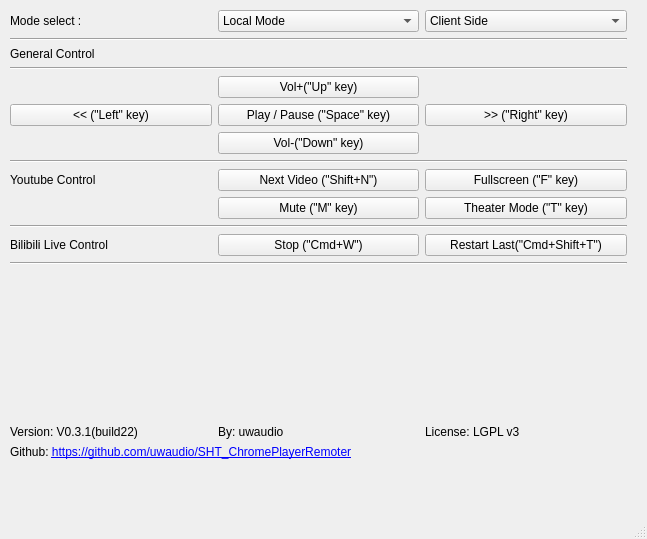
uwaudio/SHT_ChromePlayerRemoter, file mainwindow.ui: the form before one commit.
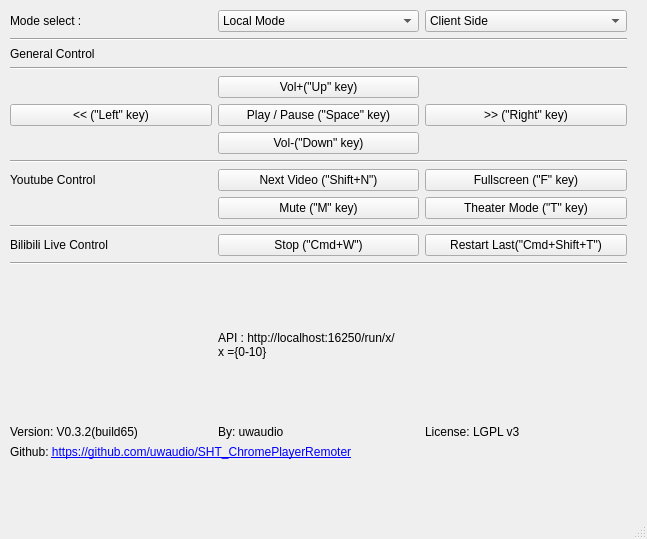
The form after the commit.

```diff
--- a/mainwindow.ui
+++ b/mainwindow.ui
@@ -166,7 +166,7 @@
      <item row="15" column="1">
       <widget class="QLabel" name="lb_version">
        <property name="text">
-        <string>Version: V0.3.1(build22)</string>
+        <string>Version: V0.3.2(build65)</string>
        </property>
        <property name="textFormat">
         <enum>Qt::RichText</enum>
@@ -281,6 +281,14 @@
        </property>
       </widget>
      </item>
+     <item row="14" column="2" colspan="2">
+      <widget class="QLabel" name="label">
+       <property name="text">
+        <string>API : http://localhost:16250/run/x/
+x ={0-10}</string>
+       </property>
+      </widget>
+     </item>
     </layout>
    </widget>
   </widget>
```
